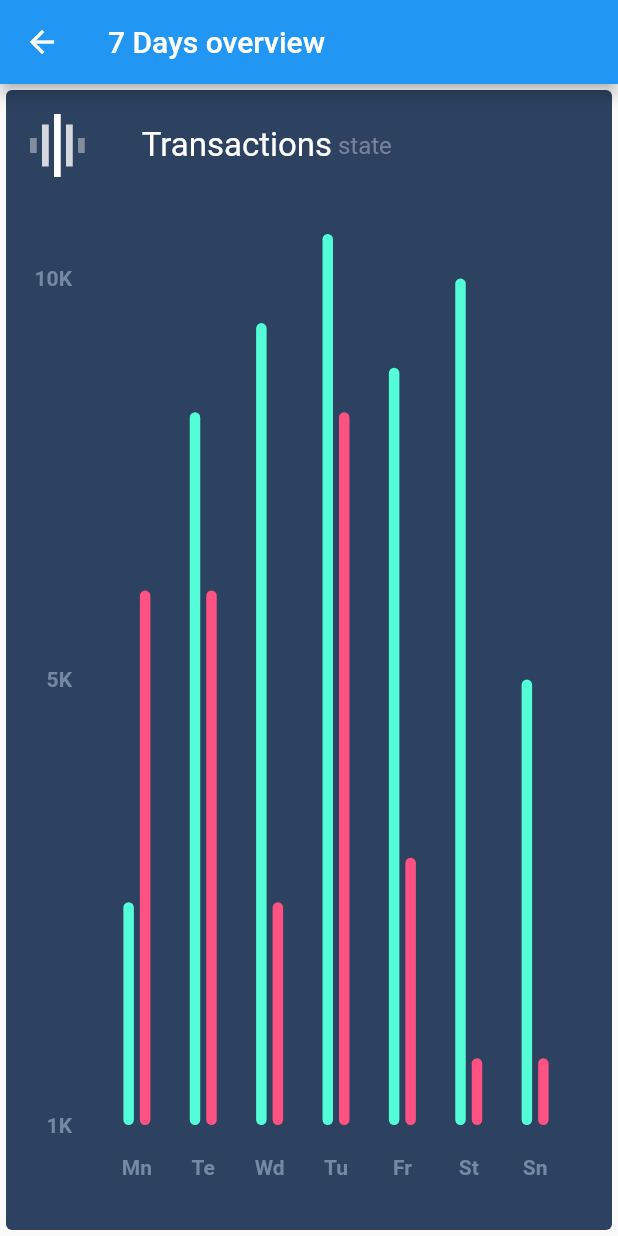
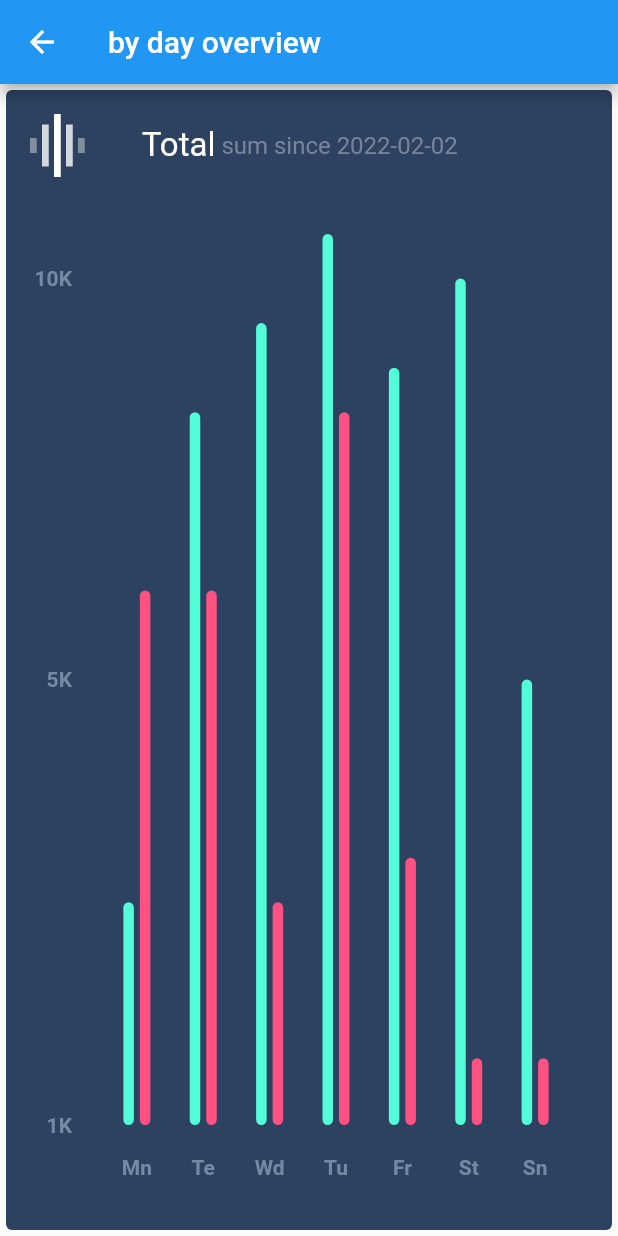
Before and after one commit to Petar81/Track-Bank-Expenses, a Flutter app: the DaysChart screen opened directly, on a phone screen of 412 x 824 dp. Run offline on Flutter 3.47's test engine with Material 2 defaults, Android fonts, the phone set to English and light mode, and no system bars; drawn by our look-alikes of fl_chart; our stand-ins replace charts_flutter, firebase_core, firebase_database; accounts and stored records are empty.

Commit message:
update title and subtitle of the days_chart screen

```diff
--- a/lib/screens/days_chart.dart
+++ b/lib/screens/days_chart.dart
@@ -48,7 +48,7 @@ class DaysChartState extends State<DaysChart> {
   Widget build(BuildContext context) {
     return Scaffold(
       appBar: AppBar(
-        title: const Text('7 Days overview'),
+        title: const Text('by day overview'),
       ),
       body: Column(children: [
         Expanded(
@@ -74,14 +74,14 @@ class DaysChartState extends State<DaysChart> {
                         width: 38,
                       ),
                       const Text(
-                        'Transactions',
+                        'Total',
                         style: TextStyle(color: Colors.white, fontSize: 22),
                       ),
                       const SizedBox(
                         width: 4,
                       ),
                       const Text(
-                        'state',
+                        'sum since 2022-02-02',
                         style:
                             TextStyle(color: Color(0xff77839a), fontSize: 16),
                       ),
```
